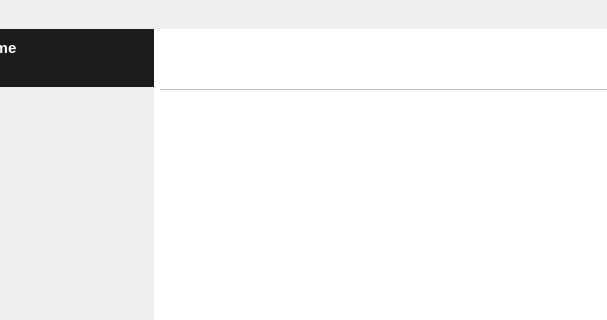
Before: the Qt Designer form mainwindow.ui in qTox/qTox, drawn with Qt 5; both pictures show x 109 to 716 and y 0 to 320 of the 716 by 543 pixel window.
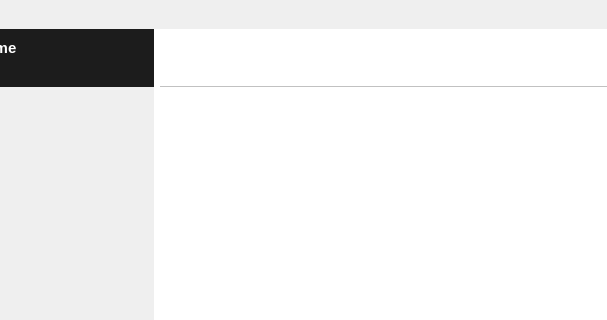
After: the same form once the commit is applied. Icons and pictures are not drawn. Custom widgets are drawn as their Qt base class.

Commit message: first thing's first, gotta placate the ocd

What changed in the file:
```diff
--- a/mainwindow.ui
+++ b/mainwindow.ui
@@ -3124,13 +3124,13 @@
           <property name="minimumSize">
            <size>
             <width>0</width>
-            <height>60</height>
+            <height>57</height>
            </size>
           </property>
           <property name="maximumSize">
            <size>
             <width>16777215</width>
-            <height>60</height>
+            <height>57</height>
            </size>
           </property>
           <property name="mouseTracking">
```
